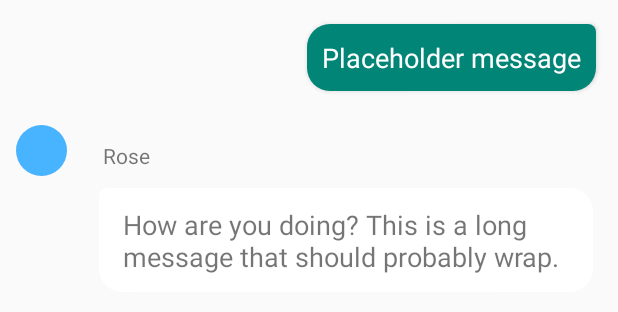
After one commit to bobaboys/team_project, an Android app: the layout item_messages.xml on its own in the app's theme, with its tools: preview values and no code run, on a phone screen of 412 x 824 dp. The commit adds this screen. Shown: the top 312 px of the screen. Run offline under Robolectric (Android 15) with nearby library versions, the phone set to English and light mode, and no system bars.

Commit message:
chat bubbles

```diff
--- a/app/src/main/java/chatApp/ChatApp.java
+++ b/app/src/main/java/chatApp/ChatApp.java
@@ -7,6 +7,7 @@ import android.util.Log;
 import com.example.mentalhealthapp.R;
 import com.sendbird.android.ApplicationUserListQuery;
 import com.sendbird.android.BaseChannel;
+import com.sendbird.android.BaseMessage;
 import com.sendbird.android.GroupChannel;
 import com.sendbird.android.GroupChannelListQuery;
 import com.sendbird.android.GroupChannelParams;
@@ -78,6 +79,10 @@ public class ChatApp extends Application {
                 }
             }
         });
+    }
+
+    public void onMessageReceived(BaseChannel channel, BaseMessage message){
+
     }
 
     public static void sendMessageText(GroupChannel groupChannel, final String message, final GetStringHandle handle){
--- a/app/src/main/java/com/example/mentalhealthapp/Fragments/HelperChatsFragment.java
+++ b/app/src/main/java/com/example/mentalhealthapp/Fragments/HelperChatsFragment.java
@@ -1,6 +1,7 @@
 package com.example.mentalhealthapp.Fragments;
 
 import android.content.Context;
+import android.content.Intent;
 import android.os.Bundle;
 import android.support.annotation.NonNull;
 import android.support.annotation.Nullable;
@@ -12,6 +13,7 @@ import android.view.ViewGroup;
 import android.widget.TextView;
 import android.widget.Toast;
 
+import com.example.mentalhealthapp.OpenChatActivity;
 import com.example.mentalhealthapp.R;
 import com.parse.ParseUser;
 import com.sendbird.android.SendBird;
@@ -30,6 +32,10 @@ public class HelperChatsFragment extends Fragment {
     @Nullable
     @Override
     public View onCreateView(@NonNull LayoutInflater inflater, @Nullable ViewGroup container, @Nullable Bundle savedInstanceState) {
+        Intent intent = new Intent(getContext(), OpenChatActivity.class);
+        intent.putExtra("group_channel",
+                "sendbird_group_channel_129355554_09bc7db20f640928ed708b764866c07404c66860");
+        startActivity(intent);
         return inflater.inflate(R.layout.fragment_helper_chats, container, false);
     }
 
--- a/app/src/main/java/com/example/mentalhealthapp/ParseApp.java
+++ b/app/src/main/java/com/example/mentalhealthapp/ParseApp.java
@@ -2,6 +2,7 @@ package com.example.mentalhealthapp;
 
 import android.app.Application;
 
+import com.example.mentalhealthapp.model.Chat;
 import com.example.mentalhealthapp.model.Tag;
 import com.parse.Parse;
 import com.parse.ParseObject;
@@ -14,6 +15,7 @@ public class ParseApp extends Application {
 
         ParseObject.registerSubclass(HelperTags.class);
         ParseObject.registerSubclass(Tag.class);
+        ParseObject.registerSubclass(Chat.class);
         final Parse.Configuration configuration = new Parse.Configuration.Builder(this)
                 .applicationId("alex-elena-michelle")
                 .clientKey("javier")
--- a/app/src/main/res/layout/activity_open_chat.xml
+++ b/app/src/main/res/layout/activity_open_chat.xml
@@ -77,6 +77,7 @@
     </LinearLayout>
 
     <android.support.v7.widget.RecyclerView
+        android:id="@+id/rv_OpenChat"
         android:layout_width="395dp"
         android:layout_height="666dp"
         android:layout_marginStart="8dp"
--- /dev/null
+++ b/app/src/main/res/layout/item_messages.xml
@@ -0,0 +1,79 @@
+<?xml version="1.0" encoding="utf-8"?>
+<android.support.constraint.ConstraintLayout
+    xmlns:android="http://schemas.android.com/apk/res/android"
+    xmlns:app="http://schemas.android.com/apk/res-auto"
+    xmlns:tools="http://schemas.android.com/tools"
+    android:layout_width="match_parent"
+    android:layout_height="match_parent">
+
+    <TextView
+        android:id="@+id/messages_Sender"
+        android:layout_width="wrap_content"
+        android:layout_height="wrap_content"
+        android:layout_alignParentRight="true"
+        android:layout_marginStart="205dp"
+        android:layout_marginLeft="205dp"
+        android:layout_marginTop="16dp"
+        android:layout_marginEnd="16dp"
+        android:layout_marginRight="16dp"
+        android:background="@drawable/my_chat_bubble"
+        android:elevation="2dp"
+        android:padding="10dp"
+        android:text="Placeholder message"
+        android:textColor="#fff"
+        android:textSize="18dp"
+        app:layout_constraintEnd_toEndOf="parent"
+        app:layout_constraintStart_toStartOf="parent"
+        app:layout_constraintTop_toTopOf="parent" />
+
+    <TextView
+        android:id="@+id/messages_receiver"
+        android:layout_width="329dp"
+        android:layout_height="69dp"
+        android:layout_below="@+id/name"
+        android:layout_alignLeft="@+id/name"
+        android:layout_marginStart="66dp"
+        android:layout_marginLeft="66dp"
+        android:layout_marginTop="8dp"
+        android:background="@drawable/their_chat_bubble"
+        android:elevation="2dp"
+        android:paddingHorizontal="16dp"
+        android:paddingVertical="12dp"
+        android:text="How are you doing? This is a long message that should probably wrap."
+        android:textSize="18dp"
+        app:layout_constraintStart_toStartOf="parent"
+        app:layout_constraintTop_toBottomOf="@+id/messages_receiverUsername" />
+
+    <TextView
+        android:id="@+id/messages_receiverUsername"
+        android:layout_width="wrap_content"
+        android:layout_height="wrap_content"
+        android:layout_alignTop="@+id/avatar"
+        android:layout_marginStart="12dp"
+        android:layout_marginLeft="12dp"
+        android:layout_marginTop="94dp"
+        android:layout_marginEnd="317dp"
+        android:layout_marginRight="317dp"
+        android:layout_toRightOf="@+id/avatar"
+        android:paddingBottom="4dp"
+        android:text="Rose"
+        app:layout_constraintEnd_toEndOf="parent"
+        app:layout_constraintStart_toEndOf="@+id/messages_avatarReceiver"
+        app:layout_constraintTop_toTopOf="parent" />
+
+    <View
+        android:id="@+id/messages_avatarReceiver"
+        android:layout_width="34dp"
+        android:layout_height="34dp"
+        android:layout_alignParentLeft="true"
+        android:layout_marginStart="16dp"
+        android:layout_marginLeft="16dp"
+        android:layout_marginTop="83dp"
+        android:layout_marginEnd="12dp"
+        android:layout_marginRight="12dp"
+        android:background="@drawable/circle"
+        android:scaleType="centerInside"
+        app:layout_constraintEnd_toStartOf="@+id/messages_receiverUsername"
+        app:layout_constraintStart_toStartOf="parent"
+        app:layout_constraintTop_toTopOf="parent" />
+</android.support.constraint.ConstraintLayout>
```
Also changed, not shown: app/src/main/java/com/example/mentalhealthapp/ChatsFragmentAdapter.java (+34 -46 lines), app/src/main/java/com/example/mentalhealthapp/OpenChatActivity.java (+85 -21 lines), app/src/main/java/com/example/mentalhealthapp/model/Chat.java (+23 -1 lines).
